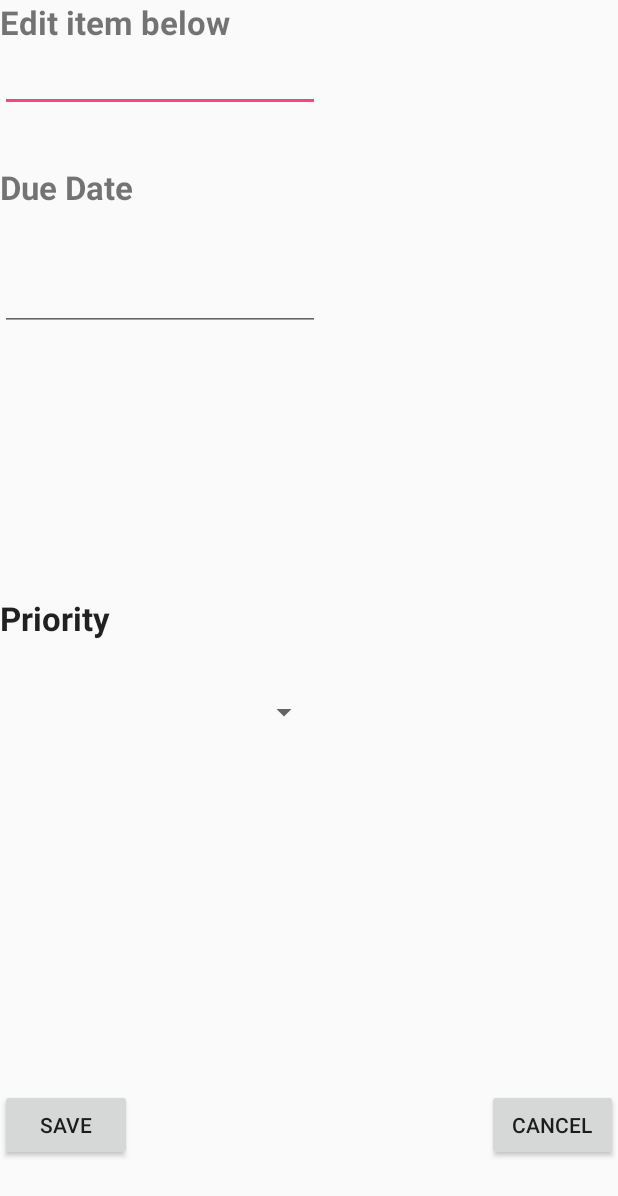
After one commit to shrikant0013/android-todo, an Android app: the layout fragment_edit_item.xml on its own in the app's theme, with its tools: preview values and no code run, on a phone screen of 412 x 824 dp. The commit adds this screen. Shown: the top 1196 px of the screen. Run offline under Robolectric (Android 15) with nearby library versions, the phone set to English and light mode, and no system bars.

Commit message:
dialog fragment, priority

```diff
--- a/app/src/main/AndroidManifest.xml
+++ b/app/src/main/AndroidManifest.xml
@@ -26,10 +26,6 @@
             </intent-filter>
         </activity>
         <activity android:name=".EditItemActivity" />
-        <activity
-            android:name=".EditItemExtended"
-            android:label="@string/title_activity_edit_item_extended"
-            android:theme="@style/AppTheme.NoActionBar"></activity>
     </application>
 
 </manifest>
--- a/app/src/main/java/com/shrikant/todoapp/DatePickerFragment.java
+++ b/app/src/main/java/com/shrikant/todoapp/DatePickerFragment.java
@@ -6,7 +6,6 @@ import android.os.Bundle;
 import android.support.v4.app.DialogFragment;
 import android.util.Log;
 import android.widget.DatePicker;
-import android.widget.EditText;
 
 import java.util.Calendar;
 
@@ -30,8 +29,9 @@ public class DatePickerFragment extends DialogFragment
 
     public void onDateSet(DatePicker view, int year, int month, int day) {
         month++;
-        EditText etDueDate = (EditText) getActivity().findViewById(R.id.etDueDate);
-        etDueDate.setText(year + "/" + month + "/" + day);
+        EditItemFragment f = (EditItemFragment) getTargetFragment();
+        f.fromDate(year + "/" + month + "/" + day);
+
         Log.i("Date Picker", "Date picker in action: " + year + "/" + month + "/" + day);
     }
 }
--- a/app/src/main/java/com/shrikant/todoapp/ItemsAdapter.java
+++ b/app/src/main/java/com/shrikant/todoapp/ItemsAdapter.java
@@ -31,7 +31,7 @@ public class ItemsAdapter extends ArrayAdapter<Item> {
         // Lookup view for data population
         TextView tvName = (TextView) convertView.findViewById(R.id.tvItemName);
         TextView tvDueDate = (TextView) convertView.findViewById(R.id.tvDueDate);
-
+        TextView tvPriority = (TextView) convertView.findViewById(R.id.tvPriority);
 
         // Populate the data into the template view using the data object
         tvName.setText(item.name);
@@ -45,6 +45,8 @@ public class ItemsAdapter extends ArrayAdapter<Item> {
             tvDueDate.setHint("Don't forget to set due date");
         }
 
+        tvPriority.setText(item.priority);
+
         Log.i("adapter", tvDueDate.getText().toString());
 
         // Return the completed view to render on screen
--- a/app/src/main/res/layout/activity_edit_item.xml
+++ b/app/src/main/res/layout/activity_edit_item.xml
@@ -1,4 +1,5 @@
 <?xml version="1.0" encoding="utf-8"?>
+
 <RelativeLayout xmlns:android="http://schemas.android.com/apk/res/android"
     xmlns:tools="http://schemas.android.com/tools"
     android:layout_width="match_parent"
@@ -56,5 +57,4 @@
         android:layout_below="@+id/tvDueDate"
         android:layout_alignParentStart="true"
         android:onClick="showDatePickerDialog"/>
-
 </RelativeLayout>
--- /dev/null
+++ b/app/src/main/res/layout/fragment_edit_item.xml
@@ -0,0 +1,85 @@
+<?xml version="1.0" encoding="utf-8"?>
+<RelativeLayout xmlns:android="http://schemas.android.com/apk/res/android"
+    android:orientation="vertical"
+    android:layout_width="match_parent"
+    android:layout_height="match_parent"
+    android:weightSum="1">
+
+    <TextView
+        android:layout_width="wrap_content"
+        android:layout_height="wrap_content"
+        android:text="@string/edit_item_label"
+        android:id="@+id/textViewf"
+        android:textStyle="bold"
+        android:textSize="@dimen/abc_text_size_large_material" />
+
+    <EditText
+        android:layout_width="wrap_content"
+        android:layout_height="wrap_content"
+        android:inputType="textMultiLine"
+        android:ems="10"
+        android:id="@+id/etEditItemf"
+        android:layout_below="@+id/textViewf"
+        android:layout_alignParentStart="true" />
+
+    <Button
+        android:layout_width="wrap_content"
+        android:layout_height="wrap_content"
+        android:text="@string/btn_save_item_label"
+        android:id="@+id/btnSaveEditf"
+        android:layout_marginBottom="50dp"
+        android:layout_alignParentBottom="true"
+        android:layout_alignParentStart="true" />
+
+    <Button
+        style="?android:attr/buttonStyleSmall"
+        android:layout_width="87dp"
+        android:layout_height="wrap_content"
+        android:text="@string/dgfragcancel"
+        android:id="@+id/btnCancelEditf"
+        android:layout_alignTop="@+id/btnSaveEditf"
+        android:layout_alignParentEnd="true" />
+
+    <TextView
+        android:layout_width="wrap_content"
+        android:layout_height="wrap_content"
+        android:text="@string/tvduedatefrag"
+        android:id="@+id/tvDueDateFrag"
+        android:layout_below="@+id/etEditItemf"
+        android:layout_alignParentStart="true"
+        android:layout_marginTop="35dp"
+        android:layout_alignEnd="@+id/textViewf"
+        android:textStyle="bold"
+        android:textSize="@dimen/abc_text_size_large_material" />
+
+    <EditText
+        android:layout_width="wrap_content"
+        android:layout_height="wrap_content"
+        android:id="@+id/etDueDateFrag"
+        android:layout_marginTop="36dp"
+        android:onClick="showDatePickerDialog"
+        android:layout_below="@+id/tvDueDateFrag"
+        android:layout_alignParentStart="true"
+        android:layout_alignEnd="@+id/etEditItemf" />
+
+    <TextView
+        android:layout_width="wrap_content"
+        android:layout_height="wrap_content"
+        android:textAppearance="?android:attr/textAppearanceLarge"
+        android:text="@string/tvpriorityfrag"
+        android:id="@+id/tvPriorityFrag"
+        android:textStyle="bold"
+        android:textSize="@dimen/abc_text_size_large_material"
+        android:layout_centerVertical="true"
+        android:layout_alignParentStart="true" />
+
+    <Spinner
+        android:layout_width="wrap_content"
+        android:layout_height="wrap_content"
+        android:id="@+id/spinPriorityFrag"
+        android:layout_below="@+id/tvPriorityFrag"
+        android:layout_marginTop="36dp"
+        android:layout_alignEnd="@+id/etDueDateFrag"
+        android:spinnerMode="dropdown" />
+
+</RelativeLayout>
--- a/app/src/main/res/values/strings.xml
+++ b/app/src/main/res/values/strings.xml
@@ -2,7 +2,7 @@
     <string name="app_name">TodoApp</string>
     <string name="additem_text">AddItem</string>
     <string name="newitem_hint_text">Enter new item...</string>
-    <string name="edit_item_label">Edit Item Below:</string>
+    <string name="edit_item_label">Edit item below</string>
     <string name="btn_save_item_label">Save</string>
     <string name="title_activity_edit_item_extended">Edit Item</string>
     <string name="tv_task_name_label">Task Name</string>
@@ -13,4 +13,14 @@
     <string name="duedate">Due Date</string>
     <string name="duedatemainview">due</string>
     <string name="itemnamemainview">item</string>
+    <string name="dgfragcancel">Cancel</string>
+    <string name="tvduedatefrag">Due Date</string>
+    <string name="tvpriorityfrag">Priority</string>
+    <string name="tvpriorityitem">Priority</string>
+
+    <string-array name="prioity_array">
+        <item>High</item>
+        <item>Medium</item>
+        <item>Low</item>
+    </string-array>
 </resources>
```
Also changed, not shown: app/src/main/java/com/shrikant/todoapp/EditItemActivity.java (+4 -5 lines), app/src/main/java/com/shrikant/todoapp/EditItemExtended.java (deleted, +0 -29 lines), app/src/main/java/com/shrikant/todoapp/EditItemFragment.java (added, +181 -0 lines), app/src/main/java/com/shrikant/todoapp/MainActivity.java (+11 -13 lines), app/src/main/res/layout/activity_edit_item_extended.xml (deleted, +0 -26 lines), app/src/main/res/layout/content_edit_item_extended.xml (deleted, +0 -34 lines), app/src/main/res/layout/item.xml (+7 -0 lines).
